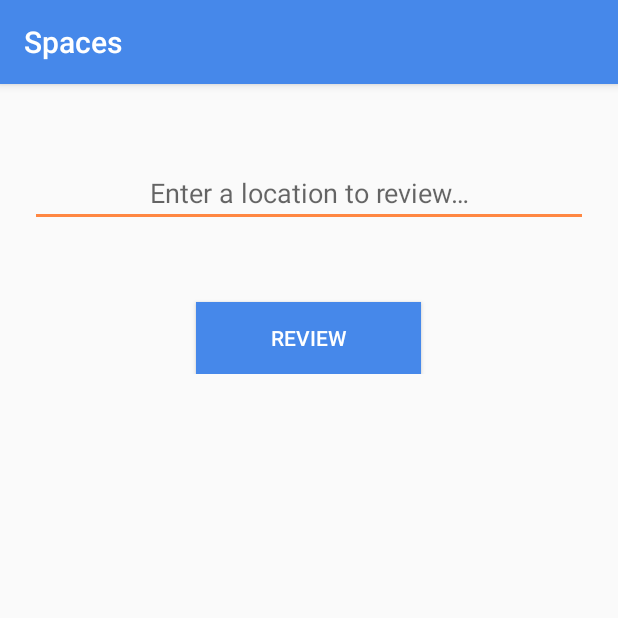
After one commit to SpacesAppSoftwareEngineeringTeam/Spaces, an Android app: the SelectLocationActivity screen opened directly, with no data from a screen before it, on a phone screen of 412 x 824 dp, the top half of it. The commit adds this screen. Run offline under Robolectric (Android 15) with nearby library versions, the phone set to English and light mode, and no system bars; our stand-ins replace Firebase (no records; nobody signed in at launch, a user with empty details on screens opened directly); libraries missing offline, so code that uses them is left out: com.karumi.dexter.

Commit message:
SelectLocationActivity to feed into ReviewActivity

```diff
--- a/app/src/main/AndroidManifest.xml
+++ b/app/src/main/AndroidManifest.xml
@@ -29,6 +29,7 @@
         <activity android:name=".FriendListActivity" />
         <activity android:name=".SpacePageActivity" />
         <activity android:name=".AddFriendActivity" />
+        <activity android:name=".SelectLocationActivity" />
         <activity android:name=".ReviewActivity" />
     </application>
 
--- a/app/src/main/java/com/example/spaces/spaces/MainActivity.java
+++ b/app/src/main/java/com/example/spaces/spaces/MainActivity.java
@@ -87,11 +87,13 @@ public class MainActivity extends BaseActivity
             public boolean onActionSelected(SpeedDialActionItem actionItem) {
                 switch (actionItem.getId()) {
                     case R.id.new_review:
+                        /*
                         Intent i = new Intent(MainActivity.this, ReviewActivity.class);
-                        //@TODO allow user to select which location to review
                         i.putExtra("name", "Babs' office");
                         // start a review for the location specified
                         startActivity(i);
+                        */
+                        start(SelectLocationActivity.class);
                         // close the speed dial
                         return false;
                     case R.id.new_space:
--- a/app/src/main/java/com/example/spaces/spaces/ReviewActivity.java
+++ b/app/src/main/java/com/example/spaces/spaces/ReviewActivity.java
@@ -75,6 +75,8 @@ public class ReviewActivity extends BaseActivity {
         // get the location name passed to this activity on creation
         Bundle b = getIntent().getExtras();
         if (b != null) locationName = b.getString("name");
+        // display the location name in the title
+        ((TextView) findViewById(R.id.add_review_title)).setText(locationName);
 
         // attach the action listeners
         addImageButton.setOnClickListener(new View.OnClickListener() {
--- /dev/null
+++ b/app/src/main/java/com/example/spaces/spaces/SelectLocationActivity.java
@@ -0,0 +1,39 @@
+package com.example.spaces.spaces;
+
+
+import android.content.Intent;
+import android.os.Bundle;
+import android.view.View;
+import android.widget.Button;
+import android.widget.EditText;
+
+/**
+ * Created by Owen on 4/19/18.
+ */
+
+public class SelectLocationActivity extends BaseActivity {
+
+    private EditText nameEntry;
+    private Button nextButton;
+
+    @Override
+    protected void onCreate(Bundle savedInstanceState) {
+        super.onCreate(savedInstanceState);
+        setContentView(R.layout.select_location);
+
+        nameEntry = findViewById(R.id.field_select_location);
+        nextButton = findViewById(R.id.button_next);
+
+        nextButton.setOnClickListener(new View.OnClickListener() {
+            public void onClick(View v) {
+                String name = nameEntry.getText().toString();
+                Intent i = new Intent(v.getContext(), ReviewActivity.class);
+                // open the add review page for the location specified
+                v.getContext().startActivity(
+                        i.putExtra("name", name)
+                );
+            }
+        });
+    }
+
+}
--- a/app/src/main/res/layout/add_review.xml
+++ b/app/src/main/res/layout/add_review.xml
@@ -14,7 +14,7 @@
         android:orientation="vertical">
 
         <TextView
-            android:id="@+id/add_review_title_text"
+            android:id="@+id/add_review_title"
             android:layout_width="match_parent"
             android:layout_height="wrap_content"
             android:layout_margin="10dp"
--- /dev/null
+++ b/app/src/main/res/layout/select_location.xml
@@ -0,0 +1,42 @@
+<?xml version="1.0" encoding="utf-8"?>
+<android.support.constraint.ConstraintLayout
+    xmlns:android="http://schemas.android.com/apk/res/android" android:layout_width="match_parent"
+    android:layout_height="match_parent">
+
+    <LinearLayout
+        android:id="@+id/layout_email_password"
+        android:layout_width="match_parent"
+        android:layout_height="wrap_content"
+        android:layout_margin="20dp"
+        android:layout_centerHorizontal="true"
+        android:orientation="vertical">
+    <EditText
+        android:id="@+id/field_select_location"
+        android:layout_width="match_parent"
+        android:layout_height="wrap_content"
+        android:layout_marginTop="50dp"
+        android:ellipsize="end"
+        android:gravity="center_horizontal"
+        android:hint="@string/hint_select_location"
+        android:maxLines="1"
+        android:textAlignment="center" />
+    <Button
+        android:id="@+id/button_next"
+        android:layout_width="150dp"
+        android:layout_height="wrap_content"
+        android:layout_gravity="center"
+        android:layout_marginTop="50dp"
+        android:background="@color/colorPrimary"
+        android:textColor="@color/pureWhite"
+        android:text="@string/review_button_text" />
+        <!--
+    <Button
+        android:id="@+id/button_back"
+        android:layout_width="150dp"
+        android:layout_height="wrap_content"
+        android:layout_gravity="end"
+        android:text="@string/back_button_text" />
+        -->
+    </LinearLayout>
+
+</android.support.constraint.ConstraintLayout>
--- a/app/src/main/res/values/strings.xml
+++ b/app/src/main/res/values/strings.xml
@@ -23,7 +23,12 @@
     <string name="hint_name">name</string>
     <string name="add_friend_email_hint">"Enter your friend's email"</string>
 
-    <string name="add_review_title">Review this location:</string>
+    <string name="back_button_text">BACK</string>
+    <string name="review_button_text">REVIEW</string>
+    <string name="hint_select_location">Enter a location to review&#8230;</string>
+
+    <string name="add_review_title">Location Name Here</string>
+    <string name="review_location_name">this location</string>
     <string name="review_text_hint">Start typing your review&#8230;</string>
     <string name="review_ratings_hint">On a scale from 1 to 5\nthis study space is&#8230;</string>
     <string name="review_utilities_hint">This study space has&#8230;</string>
```
